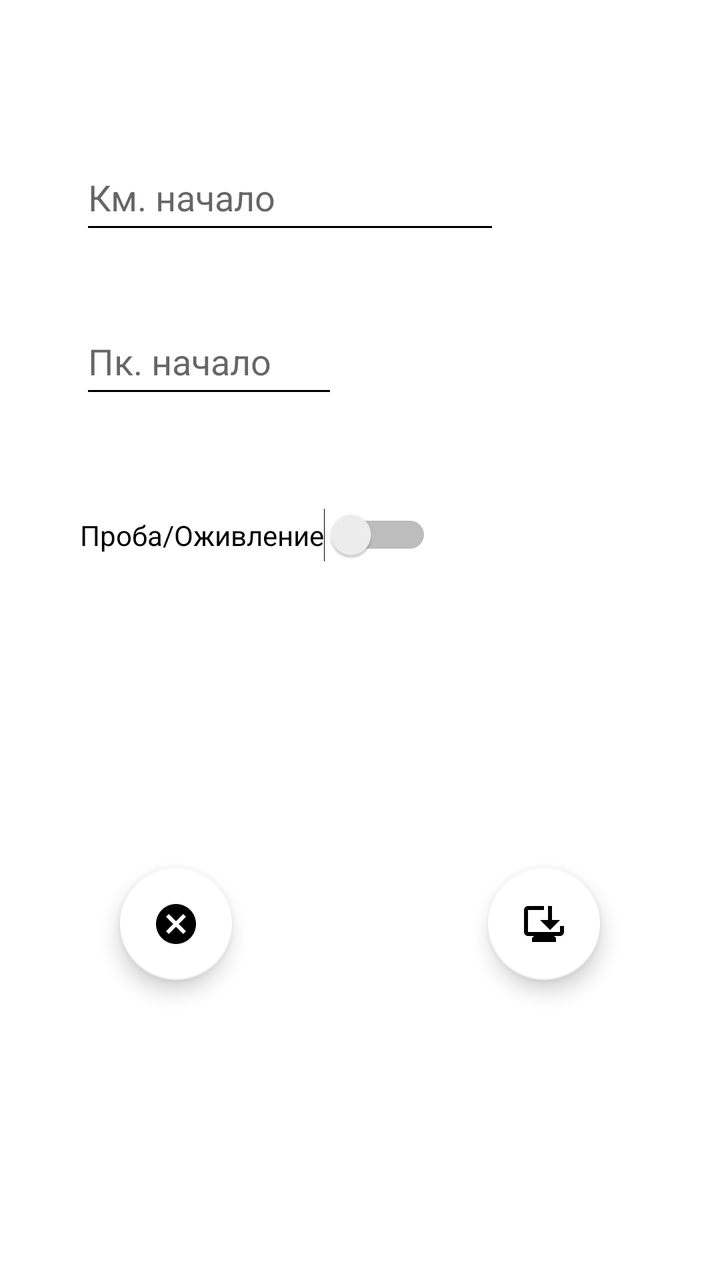
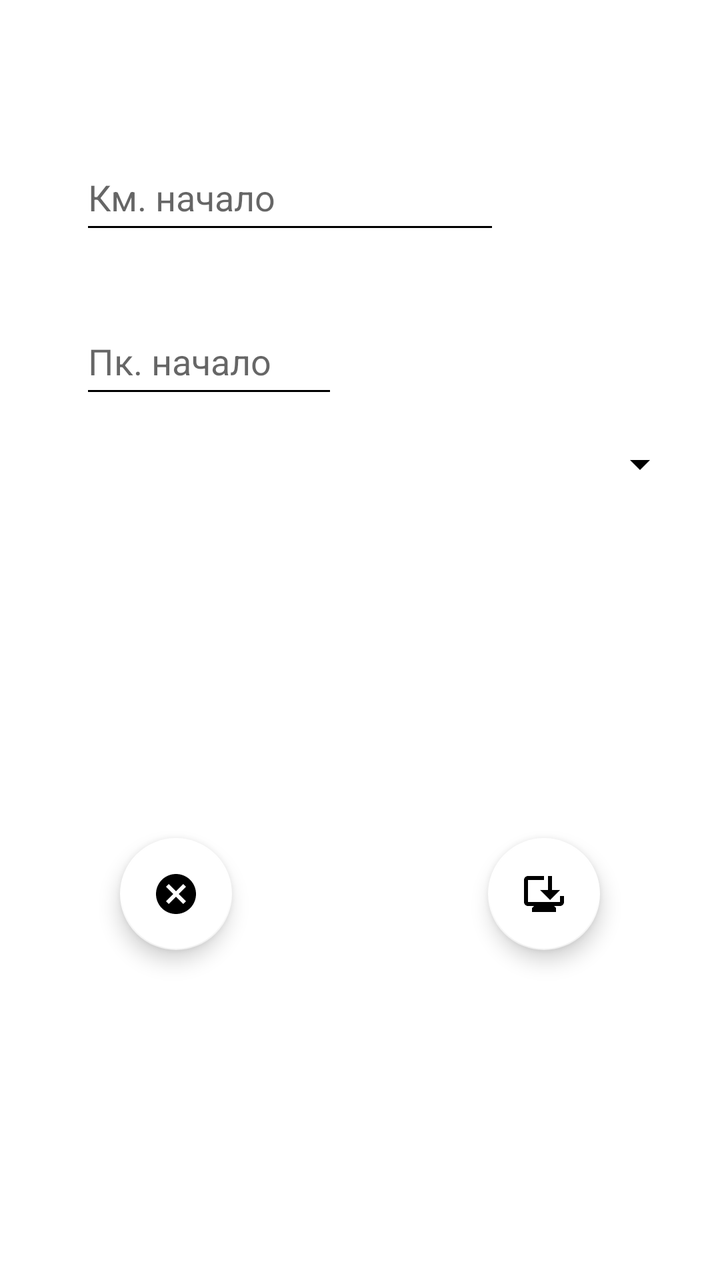

An Android layout rendered at two revisions. The XML below is the earlier revision; the diff shows what the commit changed to produce the second picture.
<!-- AndroidManifest.xml: application theme Base.Theme.My_Gps_Assistant -->
<!-- res/layout/fragment_update_brake_nechet.xml -->
<?xml version="1.0" encoding="utf-8"?>
<androidx.constraintlayout.widget.ConstraintLayout xmlns:android="http://schemas.android.com/apk/res/android"
    xmlns:app="http://schemas.android.com/apk/res-auto"
    xmlns:tools="http://schemas.android.com/tools"
    android:layout_width="match_parent"
    android:layout_height="match_parent"
    android:background="#FFFFFF"
    tools:context=".fragments.nechet.brake.update.UpdateBrakeFragmentNechet">

    <EditText
        android:id="@+id/ed_update_start_brake_nechet"
        android:layout_width="0dp"
        android:layout_height="50dp"
        android:layout_marginStart="40dp"
        android:layout_marginTop="72dp"
        android:ems="10"
        android:hint="@string/fragment_update_km_start_brake_nechet"
        android:importantForAutofill="no"
        android:inputType="number"
        android:maxLength="4"
        android:textColor="#000000"
        app:layout_constraintStart_toStartOf="parent"
        app:layout_constraintTop_toTopOf="parent"
        tools:ignore="HardcodedText,TextContrastCheck" />

    <EditText
        android:id="@+id/ed_update_pk_start_brake_nechet"
        android:layout_width="129dp"
        android:layout_height="50dp"
        android:layout_marginTop="32dp"
        android:ems="10"
        android:hint="@string/fragment_update_pk_start_brake_nechet"
        android:inputType="number"
        android:maxLength="2"
        android:textColor="#000000"
        app:layout_constraintEnd_toEndOf="@+id/ed_update_start_brake_nechet"
        app:layout_constraintHorizontal_bias="0.0"
        app:layout_constraintStart_toStartOf="@+id/ed_update_start_brake_nechet"
        app:layout_constraintTop_toBottomOf="@+id/ed_update_start_brake_nechet"
        tools:ignore="Autofill,HardcodedText,MissingConstraints,TextContrastCheck" />

    <com.google.android.material.floatingactionbutton.FloatingActionButton
        android:id="@+id/fb_update_save_brake_nechet"
        android:layout_width="wrap_content"
        android:layout_height="wrap_content"
        android:layout_marginEnd="60dp"
        android:layout_marginBottom="150dp"
        android:clickable="true"
        android:focusable="true"
        android:src="@drawable/is_save_update_brake_nechet"
        app:backgroundTint="@color/white"
        app:layout_constraintBottom_toBottomOf="parent"
        app:layout_constraintEnd_toEndOf="parent"
        tools:ignore="ContentDescription,SpeakableTextPresentCheck" />

    <com.google.android.material.floatingactionbutton.FloatingActionButton
        android:id="@+id/fb_update_cancel_brake_nechet"
        android:layout_width="wrap_content"
        android:layout_height="wrap_content"
        android:layout_marginStart="60dp"
        android:layout_marginBottom="150dp"
        android:clickable="true"
        android:focusable="true"
        android:src="@drawable/is_cancel_update_brake_nechet"
        app:backgroundTint="@color/white"
        app:layout_constraintBottom_toBottomOf="parent"
        app:layout_constraintStart_toStartOf="parent"
        tools:ignore="ContentDescription,SpeakableTextPresentCheck" />

    <EditText
        android:id="@+id/editBrakeNechetUpdateSwitch"
        android:visibility="gone"
        android:layout_width="wrap_content"
        android:layout_height="wrap_content"
        android:layout_marginTop="50dp"
        android:ems="10"
        android:inputType="number"
        android:maxLength="2"
        android:textColor="#000000"
        app:layout_constraintStart_toStartOf="@+id/ed_update_pk_start_brake_nechet"
        app:layout_constraintTop_toBottomOf="@+id/ed_update_pk_start_brake_nechet"
        tools:ignore="Autofill,HardcodedText,TouchTargetSizeCheck" />

    <Switch
        android:id="@+id/switchBrakeNechetUpdate"
        android:layout_width="wrap_content"
        android:layout_height="wrap_content"
        android:layout_marginTop="50dp"
        android:text="Проба/Оживление"
        app:layout_constraintStart_toStartOf="@+id/ed_update_pk_start_brake_nechet"
        app:layout_constraintTop_toBottomOf="@+id/ed_update_pk_start_brake_nechet"
        tools:ignore="HardcodedText,UseSwitchCompatOrMaterialXml,TouchTargetSizeCheck" />

</androidx.constraintlayout.widget.ConstraintLayout>
<!-- resources referenced by this layout -->
<resources>
  <color name="white">#FFFFFFFF</color>
  <!-- drawable is_cancel_update_brake_nechet (drawable) -->
  <vector xmlns:android="http://schemas.android.com/apk/res/android" android:height="24dp" android:tint="#52ED27" android:viewportHeight="24" android:viewportWidth="24" android:width="24dp">
        
      <path android:fillColor="@android:color/white" android:pathData="M12,2C6.47,2 2,6.47 2,12s4.47,10 10,10 10,-4.47 10,-10S17.53,2 12,2zM17,15.59L15.59,17 12,13.41 8.41,17 7,15.59 10.59,12 7,8.41 8.41,7 12,10.59 15.59,7 17,8.41 13.41,12 17,15.59z"/>
      
  </vector>
  <!-- drawable is_save_update_brake_nechet (drawable) -->
  <vector xmlns:android="http://schemas.android.com/apk/res/android" android:height="24dp" android:tint="#52ED27" android:viewportHeight="24" android:viewportWidth="24" android:width="24dp">
        
      <path android:fillColor="@android:color/white" android:pathData="M22,13v3c0,1.1 -0.9,2 -2,2h-3l1,1v2H6v-2l1,-1H4c-1.1,0 -2,-0.9 -2,-2V5c0,-1.1 0.9,-2 2,-2l8,0v2L4,5v11h16v-3H22zM15,15l-5,-5h4V3h2v7h4L15,15z"/>
      
  </vector>
  <string name="fragment_update_km_start_brake_nechet">Км. начало</string>
  <string name="fragment_update_pk_start_brake_nechet">Пк. начало</string>
  <style name="Base.Theme.My_Gps_Assistant" parent="Theme.MaterialComponents.Light.NoActionBar">
          
          <item name="colorPrimary">@color/black</item>
          <item name="colorPrimaryVariant">@color/lavender</item>
          <item name="colorOnPrimary">@color/white</item>
  
          <item name="colorSecondary">@color/teal_200</item>
          <item name="colorSecondaryVariant">@color/teal_700</item>
          <item name="colorOnSecondary">@color/black</item>
  
          <item name="android:statusBarColor">@color/lavender</item>
  
  
          <item name="android:windowFullscreen">true</item>
  
          <item name="android:textColorPrimary">@color/black</item>
          <item name="android:textColorSecondary">@color/black</item>
          <item name="android:textColorTertiary">@color/black</item>
  
  
  
  
  
  
  
      </style>
  <color name="black">#FF000000</color>
  <color name="lavender">#8692f7</color>
  <color name="teal_200">#D58DD5</color>
  <color name="teal_700">#00C2EF</color>
</resources>

<!-- the commit's change to res/layout/fragment_update_brake_nechet.xml (unified diff, before → after) -->
@@ -44,7 +44,7 @@
         android:layout_width="wrap_content"
         android:layout_height="wrap_content"
         android:layout_marginEnd="60dp"
-        android:layout_marginBottom="150dp"
+        android:layout_marginBottom="165dp"
         android:clickable="true"
         android:focusable="true"
         android:src="@drawable/is_save_update_brake_nechet"
@@ -58,7 +58,7 @@
         android:layout_width="wrap_content"
         android:layout_height="wrap_content"
         android:layout_marginStart="60dp"
-        android:layout_marginBottom="150dp"
+        android:layout_marginBottom="165dp"
         android:clickable="true"
         android:focusable="true"
         android:src="@drawable/is_cancel_update_brake_nechet"
@@ -68,7 +68,7 @@
         tools:ignore="ContentDescription,SpeakableTextPresentCheck" />
 
     <EditText
-        android:id="@+id/editBrakeNechetUpdateSwitch"
+        android:id="@+id/editBrakeNechetUpdate"
         android:visibility="gone"
         android:layout_width="wrap_content"
         android:layout_height="wrap_content"
@@ -81,14 +81,16 @@
         app:layout_constraintTop_toBottomOf="@+id/ed_update_pk_start_brake_nechet"
         tools:ignore="Autofill,HardcodedText,TouchTargetSizeCheck" />
 
-    <Switch
-        android:id="@+id/switchBrakeNechetUpdate"
-        android:layout_width="wrap_content"
+    <Spinner
+        android:id="@+id/spinnerUpdateNechet"
+        android:layout_width="match_parent"
         android:layout_height="wrap_content"
-        android:layout_marginTop="50dp"
-        android:text="Проба/Оживление"
+        android:layout_margin="16dp"
+        android:layout_marginStart="40dp"
+        android:layout_marginTop="32dp"
+        app:layout_constraintEnd_toEndOf="@+id/ed_update_pk_start_brake_nechet"
         app:layout_constraintStart_toStartOf="@+id/ed_update_pk_start_brake_nechet"
         app:layout_constraintTop_toBottomOf="@+id/ed_update_pk_start_brake_nechet"
-        tools:ignore="HardcodedText,UseSwitchCompatOrMaterialXml,TouchTargetSizeCheck" />
+        tools:ignore="TouchTargetSizeCheck" />
 
 </androidx.constraintlayout.widget.ConstraintLayout>
